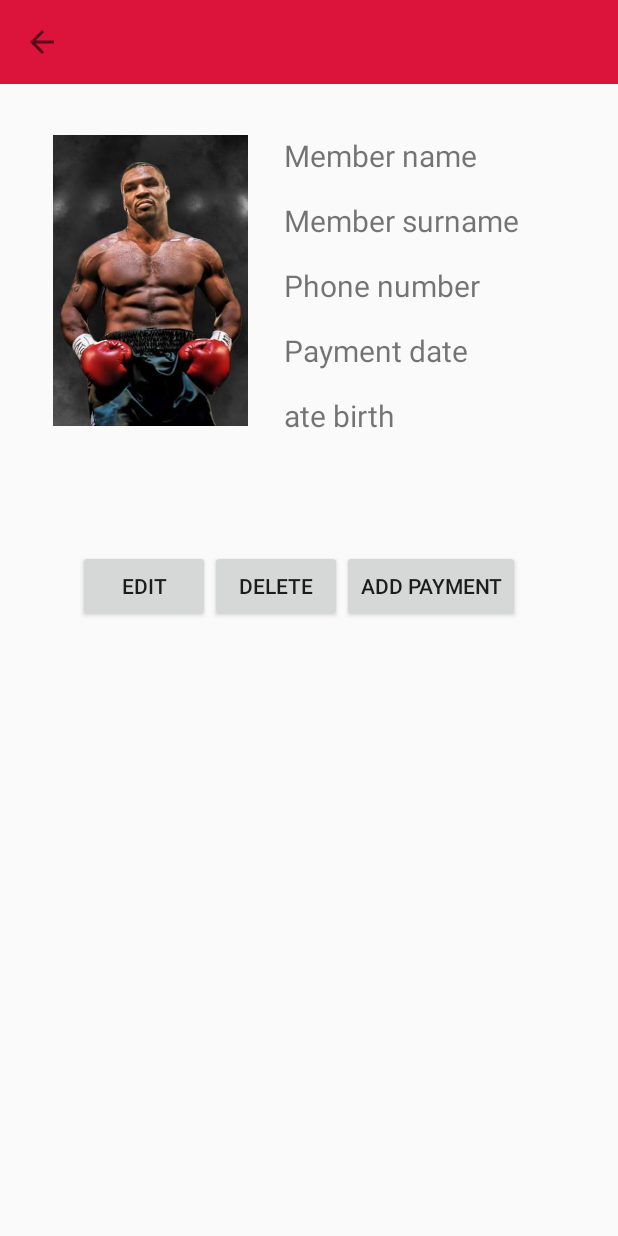
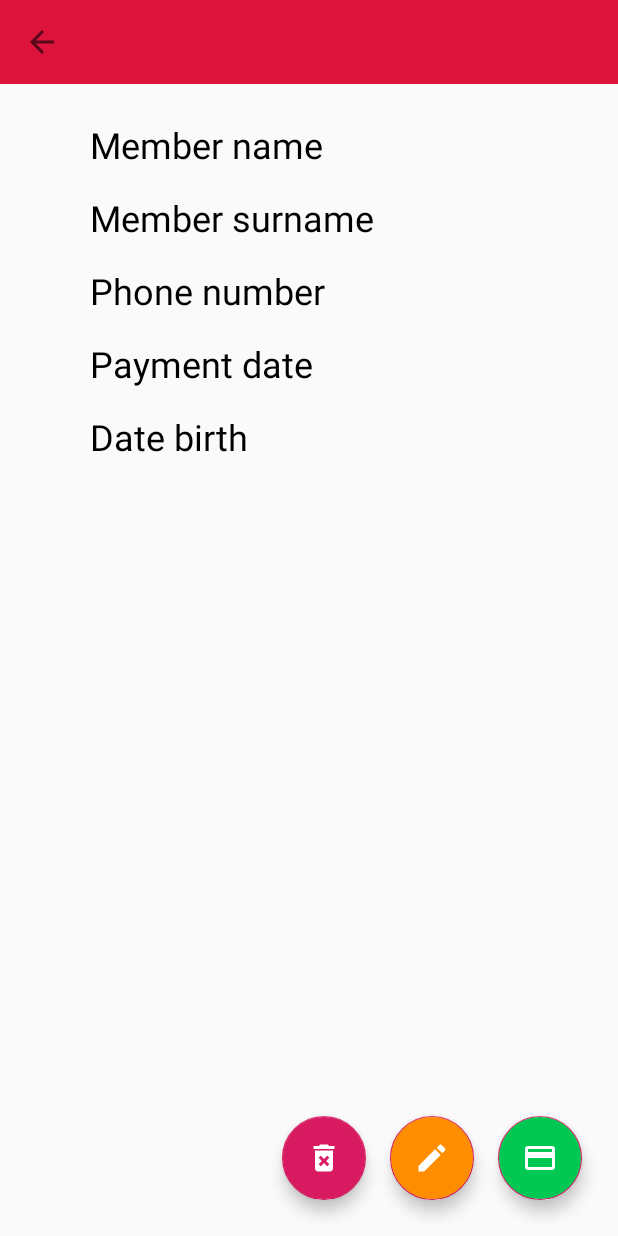
Before and after one commit to semyonmoroshek/SportClubManager, an Android app: the DetailMemberActivity screen opened directly, with no data from a screen before it, on a phone screen of 412 x 824 dp. Run offline under Robolectric (Android 15) with nearby library versions, the phone set to English and light mode, and no system bars; our stand-ins replace ButterKnife, RxJava; libraries missing offline, so code that uses them is left out: org.parceler; 6 statements that could not run were skipped.

Commit message:
10 - edit visual FAB buttons

```diff
--- a/app/src/main/java/com/myprojects/androidlessons/sportclubmanager/activity/AddMemberActivity.java
+++ b/app/src/main/java/com/myprojects/androidlessons/sportclubmanager/activity/AddMemberActivity.java
@@ -8,7 +8,6 @@ import androidx.appcompat.widget.Toolbar;
 import android.content.Intent;
 import android.os.Bundle;
 import android.text.TextUtils;
-import android.util.Log;
 import android.view.MenuItem;
 import android.view.View;
 import android.view.inputmethod.InputMethodManager;
@@ -24,7 +23,6 @@ import com.myprojects.androidlessons.sportclubmanager.repository.AppDatabase;
 
 import java.text.SimpleDateFormat;
 import java.util.Date;
-import java.util.Locale;
 
 import butterknife.BindView;
 import butterknife.ButterKnife;
--- a/app/src/main/java/com/myprojects/androidlessons/sportclubmanager/activity/AddPaymentActivity.java
+++ b/app/src/main/java/com/myprojects/androidlessons/sportclubmanager/activity/AddPaymentActivity.java
@@ -10,10 +10,10 @@ import android.os.Bundle;
 import android.view.MenuItem;
 import android.view.View;
 import android.view.inputmethod.InputMethodManager;
-import android.widget.Button;
 import android.widget.DatePicker;
 import android.widget.EditText;
 
+import com.google.android.material.floatingactionbutton.FloatingActionButton;
 import com.myprojects.androidlessons.sportclubmanager.R;
 import com.myprojects.androidlessons.sportclubmanager.model.Member;
 import com.myprojects.androidlessons.sportclubmanager.repository.AppDatabase;
@@ -32,9 +32,9 @@ public class AddPaymentActivity extends AppCompatActivity {
     Member member;
 
     @BindView(R.id.et_price) EditText editPrice;
-    @BindView(R.id.btn_save_payment) Button btnSavePayment;
     @BindView(R.id.picker_payment) DatePicker mPicker;
     @BindView(R.id.tb_payment) Toolbar mToolbar;
+    @BindView(R.id.fab_save_payment) FloatingActionButton fabAddPayment;
 
     @Override
     protected void onCreate(Bundle savedInstanceState) {
@@ -55,7 +55,7 @@ public class AddPaymentActivity extends AppCompatActivity {
 
         member = Parcels.unwrap(getIntent().getParcelableExtra(EXTRA_MEMBER));
 
-        btnSavePayment.setOnClickListener(View -> saveNewPayment());
+        fabAddPayment.setOnClickListener(View -> saveNewPayment());
 
     }
 
--- a/app/src/main/java/com/myprojects/androidlessons/sportclubmanager/activity/DetailMemberActivity.java
+++ b/app/src/main/java/com/myprojects/androidlessons/sportclubmanager/activity/DetailMemberActivity.java
@@ -8,9 +8,9 @@ import androidx.appcompat.widget.Toolbar;
 import android.content.Intent;
 import android.os.Bundle;
 import android.view.MenuItem;
-import android.widget.Button;
 import android.widget.TextView;
 
+import com.google.android.material.floatingactionbutton.FloatingActionButton;
 import com.myprojects.androidlessons.sportclubmanager.R;
 import com.myprojects.androidlessons.sportclubmanager.model.Member;
 import com.myprojects.androidlessons.sportclubmanager.repository.AppDatabase;
@@ -32,10 +32,11 @@ public class DetailMemberActivity extends AppCompatActivity {
     @BindView(R.id.txt_member_info_phone_number) TextView txtPhoneNumber;
     @BindView(R.id.txt_member_info_date_birth) TextView txtDateBirth;
     @BindView(R.id.txt_member_info_payment_date) TextView txtPaymentDate;
-    @BindView(R.id.btn_edit_member) Button btnEditMember;
-    @BindView(R.id.btn_delete_member) Button btnDeleteMember;
-    @BindView(R.id.btn_add_payment) Button btnAddPayment;
     @BindView(R.id.tb_member_info) Toolbar mToolbar;
+
+    @BindView(R.id.fab_detail_delete) FloatingActionButton fabDelete;
+    @BindView(R.id.fab_detail_edit) FloatingActionButton fabEdit;
+    @BindView(R.id.fab_detail_payment) FloatingActionButton fabPayment;
 
     Member member;
 
@@ -55,9 +56,9 @@ public class DetailMemberActivity extends AppCompatActivity {
     protected void onStart() {
         super.onStart();
 
-        btnEditMember.setOnClickListener(View -> openEditMemberActivity());
-        btnDeleteMember.setOnClickListener(View -> deleteMember());
-        btnAddPayment.setOnClickListener(View -> addPayment());
+        fabEdit.setOnClickListener(View -> openEditMemberActivity());
+        fabDelete.setOnClickListener(View -> deleteMember());
+        fabPayment.setOnClickListener(View -> addPayment());
 
         member = Parcels.unwrap(getIntent().getParcelableExtra(EXTRA_MEMBER));
 
--- a/app/src/main/java/com/myprojects/androidlessons/sportclubmanager/activity/EditMemberActivity.java
+++ b/app/src/main/java/com/myprojects/androidlessons/sportclubmanager/activity/EditMemberActivity.java
@@ -15,6 +15,7 @@ import android.widget.Button;
 import android.widget.DatePicker;
 import android.widget.EditText;
 
+import com.google.android.material.floatingactionbutton.FloatingActionButton;
 import com.myprojects.androidlessons.sportclubmanager.R;
 import com.myprojects.androidlessons.sportclubmanager.model.Member;
 import com.myprojects.androidlessons.sportclubmanager.repository.AppDatabase;
@@ -36,8 +37,8 @@ public class EditMemberActivity extends AppCompatActivity {
     @BindView(R.id.et_edit_surname) EditText editSurname;
     @BindView(R.id.et_edit_phone_number) EditText editNumber;
     @BindView(R.id.picker_edit_birthday) DatePicker picker;
-    @BindView(R.id.btn_save_edit_member) Button btnSaveEditedMember;
     @BindView(R.id.tb_edit) Toolbar mToolbar;
+    @BindView(R.id.fab_edit_member) FloatingActionButton fabEditMember;
 
     @Override
     protected void onCreate(Bundle savedInstanceState) {
@@ -53,7 +54,7 @@ public class EditMemberActivity extends AppCompatActivity {
 
         member = Parcels.unwrap(getIntent().getParcelableExtra(EXTRA_MEMBER));
 
-        btnSaveEditedMember.setOnClickListener(View -> saveMember());
+        fabEditMember.setOnClickListener(View -> saveMember());
     }
 
     private void saveMember() {
--- /dev/null
+++ b/app/src/main/res/drawable/ic_delete_forever.xml
@@ -0,0 +1,9 @@
+<vector xmlns:android="http://schemas.android.com/apk/res/android"
+    android:width="24dp"
+    android:height="24dp"
+    android:viewportWidth="24"
+    android:viewportHeight="24">
+  <path
+      android:fillColor="#FFF"
+      android:pathData="M6,19c0,1.1 0.9,2 2,2h8c1.1,0 2,-0.9 2,-2L18,7L6,7v12zM8.46,11.88l1.41,-1.41L12,12.59l2.12,-2.12 1.41,1.41L13.41,14l2.12,2.12 -1.41,1.41L12,15.41l-2.12,2.12 -1.41,-1.41L10.59,14l-2.13,-2.12zM15.5,4l-1,-1h-5l-1,1L5,4v2h14L19,4z"/>
+</vector>
--- /dev/null
+++ b/app/src/main/res/drawable/ic_edit.xml
@@ -0,0 +1,9 @@
+<vector xmlns:android="http://schemas.android.com/apk/res/android"
+    android:width="24dp"
+    android:height="24dp"
+    android:viewportWidth="24"
+    android:viewportHeight="24">
+  <path
+      android:fillColor="#FFF"
+      android:pathData="M3,17.25V21h3.75L17.81,9.94l-3.75,-3.75L3,17.25zM20.71,7.04c0.39,-0.39 0.39,-1.02 0,-1.41l-2.34,-2.34c-0.39,-0.39 -1.02,-0.39 -1.41,0l-1.83,1.83 3.75,3.75 1.83,-1.83z"/>
+</vector>
--- /dev/null
+++ b/app/src/main/res/drawable/ic_payment.xml
@@ -0,0 +1,9 @@
+<vector xmlns:android="http://schemas.android.com/apk/res/android"
+    android:width="24dp"
+    android:height="24dp"
+    android:viewportWidth="24"
+    android:viewportHeight="24">
+  <path
+      android:fillColor="#FFF"
+      android:pathData="M20,4L4,4c-1.11,0 -1.99,0.89 -1.99,2L2,18c0,1.11 0.89,2 2,2h16c1.11,0 2,-0.89 2,-2L22,6c0,-1.11 -0.89,-2 -2,-2zM20,18L4,18v-6h16v6zM20,8L4,8L4,6h16v2z"/>
+</vector>
--- a/app/src/main/res/layout/activity_add_member.xml
+++ b/app/src/main/res/layout/activity_add_member.xml
@@ -28,7 +28,7 @@
 
     <EditText
         android:id="@+id/et_add_member_name"
-        style="@style/EditTextEddMember"
+        style="@style/EditText"
         android:layout_width="match_parent"
         android:layout_height="wrap_content"
         android:hint="name"
@@ -44,7 +44,7 @@
 
     <EditText
         android:id="@+id/et_add_member_surname"
-        style="@style/EditTextEddMember"
+        style="@style/EditText"
         android:layout_width="match_parent"
         android:layout_height="wrap_content"
         android:hint="surname"
@@ -75,7 +75,7 @@
 
     <EditText
         android:id="@+id/et_add_member_phone_number"
-        style="@style/EditTextEddMember"
+        style="@style/EditText"
         android:layout_width="match_parent"
         android:layout_height="wrap_content"
         android:hint="phone nomber" />
--- a/app/src/main/res/layout/activity_do_payment.xml
+++ b/app/src/main/res/layout/activity_do_payment.xml
@@ -33,12 +33,19 @@
         android:calendarViewShown="false"
         android:datePickerMode="spinner" />
 
-    <Button
-        android:id="@+id/btn_save_payment"
-        android:layout_width="wrap_content"
-        android:layout_height="wrap_content"
-        android:layout_gravity="center_horizontal"
-        android:layout_marginTop="50dp"
-        android:text="save payment" />
+    <FrameLayout
+        android:layout_width="match_parent"
+        android:layout_height="match_parent">
+
+        <com.google.android.material.floatingactionbutton.FloatingActionButton
+            android:id="@+id/fab_save_payment"
+            android:layout_width="142dp"
+            android:layout_height="wrap_content"
+            android:backgroundTint="#00C853"
+            android:layout_gravity="bottom|end"
+            android:layout_marginEnd="24dp"
+            android:layout_marginBottom="24dp"
+            android:src="@drawable/ic_save_24px" />
+    </FrameLayout>
 
 </LinearLayout>
--- a/app/src/main/res/layout/activity_edit_member.xml
+++ b/app/src/main/res/layout/activity_edit_member.xml
@@ -4,8 +4,8 @@
     xmlns:tools="http://schemas.android.com/tools"
     android:layout_width="match_parent"
     android:layout_height="match_parent"
+    android:onClick="rootLayoutTapped"
     android:orientation="vertical"
-    android:onClick="rootLayoutTapped"
     tools:context=".activity.EditMemberActivity">
 
     <androidx.appcompat.widget.Toolbar
@@ -19,12 +19,14 @@
 
     <EditText
         android:id="@+id/et_edit_name"
+        style="@style/EditText"
         android:layout_width="match_parent"
         android:layout_height="wrap_content"
         android:hint="new name" />
 
     <EditText
         android:id="@+id/et_edit_surname"
+        style="@style/EditText"
         android:layout_width="match_parent"
         android:layout_height="wrap_content"
         android:hint="new surname" />
@@ -38,16 +40,26 @@
 
 
     <EditText
+        style="@style/EditText"
         android:id="@+id/et_edit_phone_number"
         android:layout_width="match_parent"
         android:layout_height="wrap_content"
         android:hint="new phone number" />
 
-    <Button
-        android:id="@+id/btn_save_edit_member"
-        android:layout_width="wrap_content"
-        android:layout_height="wrap_content"
-        android:text="Save Edit member" />
+    <FrameLayout
+        android:layout_width="match_parent"
+        android:layout_height="match_parent">
+
+        <com.google.android.material.floatingactionbutton.FloatingActionButton
+            android:id="@+id/fab_edit_member"
+            android:layout_width="142dp"
+            android:layout_height="wrap_content"
+            android:layout_gravity="bottom|end"
+            android:layout_marginEnd="24dp"
+            android:layout_marginBottom="24dp"
+            android:backgroundTint="#00C853"
+            android:src="@drawable/ic_save_24px" />
+    </FrameLayout>
 
 
 </LinearLayout>
--- a/app/src/main/res/layout/activity_member_detail.xml
+++ b/app/src/main/res/layout/activity_member_detail.xml
@@ -1,9 +1,10 @@
 <?xml version="1.0" encoding="utf-8"?>
-<androidx.constraintlayout.widget.ConstraintLayout xmlns:android="http://schemas.android.com/apk/res/android"
+<LinearLayout xmlns:android="http://schemas.android.com/apk/res/android"
     xmlns:app="http://schemas.android.com/apk/res-auto"
     xmlns:tools="http://schemas.android.com/tools"
     android:layout_width="match_parent"
     android:layout_height="match_parent"
+    android:orientation="vertical"
     tools:context=".activity.DetailMemberActivity">
 
     <androidx.appcompat.widget.Toolbar
@@ -15,94 +16,74 @@
         app:layout_constraintTop_toTopOf="parent"
         app:popupTheme="@style/AppTheme.PopupOverlay" />
 
-    <ImageView
-        android:id="@+id/iv_member_info_photo"
-        android:layout_width="130dp"
-        android:layout_height="200dp"
-        android:layout_marginStart="35dp"
-        android:layout_marginTop="90dp"
-        android:scaleType="fitStart"
-        android:src="@drawable/tyson"
-        app:layout_constraintStart_toStartOf="parent"
-        app:layout_constraintTop_toTopOf="parent" />
+    <LinearLayout
+        android:layout_width="match_parent"
+        android:layout_height="wrap_content"
+        android:orientation="vertical">
 
         <TextView
+            android:layout_marginTop="24dp"
             android:id="@+id/txt_member_info_name"
-        android:layout_width="wrap_content"
-        android:layout_height="wrap_content"
-        android:layout_marginStart="24dp"
-        android:text="Member name"
-        android:textSize="20sp"
-        app:layout_constraintStart_toEndOf="@+id/iv_member_info_photo"
-        app:layout_constraintTop_toTopOf="@+id/iv_member_info_photo" />
+            style="@style/DetailTextView"
+            android:text="Member name" />
 
         <TextView
             android:id="@+id/txt_member_info_surname"
-        android:layout_width="wrap_content"
-        android:layout_height="wrap_content"
-        android:layout_marginTop="16dp"
-        android:text="Member surname"
-        android:textSize="20sp"
-        app:layout_constraintStart_toStartOf="@+id/txt_member_info_name"
-        app:layout_constraintTop_toBottomOf="@+id/txt_member_info_name" />
+            style="@style/DetailTextView"
+            android:text="Member surname" />
 
         <TextView
             android:id="@+id/txt_member_info_phone_number"
-        android:layout_width="wrap_content"
-        android:layout_height="wrap_content"
-        android:layout_marginTop="16dp"
-        android:text="Phone number"
-        android:textSize="20sp"
-        app:layout_constraintStart_toStartOf="@+id/txt_member_info_surname"
-        app:layout_constraintTop_toBottomOf="@+id/txt_member_info_surname" />
+            style="@style/DetailTextView"
+            android:text="Phone number" />
 
         <TextView
             android:id="@+id/txt_member_info_payment_date"
-        android:layout_width="wrap_content"
-        android:layout_height="wrap_content"
-        android:layout_marginTop="16dp"
-        android:text="Payment date"
-        android:textSize="20sp"
-        app:layout_constraintStart_toStartOf="@+id/txt_member_info_phone_number"
-        app:layout_constraintTop_toBottomOf="@+id/txt_member_info_phone_number" />
+            style="@style/DetailTextView"
+            android:text="Payment date" />
 
         <TextView
             android:id="@+id/txt_member_info_date_birth"
+            style="@style/DetailTextView"
+            android:text="Date birth" />
+
+    </LinearLayout>
+
+    <androidx.constraintlayout.widget.ConstraintLayout
+        android:layout_width="match_parent"
+        android:layout_height="match_parent"
+        android:layout_marginTop="24dp">
+
+        <com.google.android.material.floatingactionbutton.FloatingActionButton
+            android:id="@+id/fab_detail_delete"
             android:layout_width="wrap_content"
             android:layout_height="wrap_content"
-        android:layout_marginTop="16dp"
-        android:text="ate birth"
-        android:textSize="20sp"
-        app:layout_constraintStart_toStartOf="@+id/txt_member_info_payment_date"
-        app:layout_constraintTop_toBottomOf="@+id/txt_member_info_payment_date" />
+            android:layout_marginEnd="16dp"
+            android:src="@drawable/ic_delete_forever"
+            app:layout_constraintEnd_toStartOf="@+id/fab_detail_edit"
+            app:layout_constraintTop_toTopOf="@+id/fab_detail_edit" />
 
-    <Button
-        android:id="@+id/btn_edit_member"
-        android:text="Edit"
+        <com.google.android.material.floatingactionbutton.FloatingActionButton
+            android:id="@+id/fab_detail_edit"
             android:layout_width="wrap_content"
             android:layout_height="wrap_content"
-        android:layout_marginTop="76dp"
-        android:layout_marginEnd="272dp"
-        app:layout_constraintEnd_toEndOf="parent"
-        app:layout_constraintTop_toBottomOf="@+id/txt_member_info_date_birth" />
+            android:layout_gravity="bottom"
+            android:layout_marginEnd="16dp"
+            android:backgroundTint="#ff8d00"
+            android:src="@drawable/ic_edit"
+            app:layout_constraintEnd_toStartOf="@+id/fab_detail_payment"
+            app:layout_constraintTop_toTopOf="@+id/fab_detail_payment" />
 
-    <Button
-        android:id="@+id/btn_delete_member"
+        <com.google.android.material.floatingactionbutton.FloatingActionButton
+            android:id="@+id/fab_detail_payment"
             android:layout_width="wrap_content"
             android:layout_height="wrap_content"
-        android:layout_marginEnd="272dp"
-        android:text="delete"
-        app:layout_constraintTop_toTopOf="@+id/btn_edit_member"
-        app:layout_constraintStart_toEndOf="@+id/btn_edit_member"/>
-
-    <Button
-        android:id="@+id/btn_add_payment"
-        android:layout_width="wrap_content"
-        android:layout_height="wrap_content"
-        android:layout_marginEnd="272dp"
-        android:text="add payment"
-        app:layout_constraintTop_toTopOf="@+id/btn_delete_member"
-        app:layout_constraintStart_toEndOf="@+id/btn_delete_member"/>
-
+            android:layout_marginEnd="24dp"
+            android:layout_marginBottom="24dp"
+            android:backgroundTint="#00C853"
+            android:src="@drawable/ic_payment"
+            app:layout_constraintBottom_toBottomOf="parent"
+            app:layout_constraintEnd_toEndOf="parent" />
 
     </androidx.constraintlayout.widget.ConstraintLayout>
+</LinearLayout>
--- a/app/src/main/res/values/styles.xml
+++ b/app/src/main/res/values/styles.xml
@@ -15,9 +15,9 @@
         <item name="android:textColor">#FFFFFF</item>
     </style>
 
-    <style name="EditTextEddMember" parent="Widget.AppCompat.EditText">
-        <item name="android:layout_marginStart">16dp</item>
-        <item name="android:layout_marginEnd">16dp</item>
+    <style name="EditText" parent="Widget.AppCompat.EditText">
+        <item name="android:layout_marginStart">24dp</item>
+        <item name="android:layout_marginEnd">24dp</item>
         <item name="android:layout_marginTop">8dp</item>
         <item name="android:textSize">16sp</item>
     </style>
@@ -30,6 +30,15 @@
         <item name="android:textColor">#000000</item>
     </style>
 
+    <style name="DetailTextView" parent="Widget.AppCompat.TextView">
+        <item name="android:layout_width">wrap_content</item>
+        <item name="android:layout_height">wrap_content</item>
+        <item name="android:layout_marginTop">16dp</item>
+        <item name="android:layout_marginStart">60dp</item>
+        <item name="android:textSize">24sp</item>
+        <item name="android:textColor">#000000</item>
+    </style>
+
     <style name="AppTheme.AppBarOverlay" parent="ThemeOverlay.AppCompat.Dark.ActionBar" />
     <style name="AppTheme.PopupOverlay" parent="ThemeOverlay.AppCompat.Light" />
 
```
Lines whose indentation alone changed are shown as unchanged.
